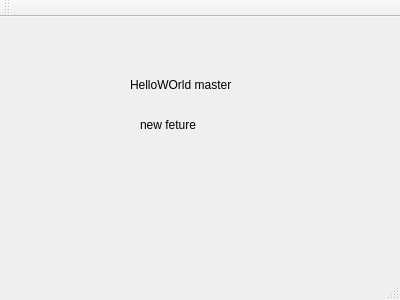
This is HelloWorld/mainwindow.ui in wiyarun/Qt4.8-FaceDetection as Qt 5 draws it before an edit. The edited form follows.
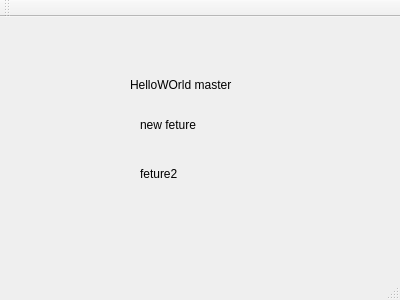
This is the edited form.

What changed in the file:
```diff
--- a/HelloWorld/mainwindow.ui
+++ b/HelloWorld/mainwindow.ui
@@ -40,6 +40,19 @@
      <string>new feture</string>
     </property>
    </widget>
+   <widget class="QLabel" name="label_3">
+    <property name="geometry">
+     <rect>
+      <x>140</x>
+      <y>150</y>
+      <width>46</width>
+      <height>13</height>
+     </rect>
+    </property>
+    <property name="text">
+     <string>feture2</string>
+    </property>
+   </widget>
   </widget>
   <widget class="QMenuBar" name="menuBar">
    <property name="geometry">
```
